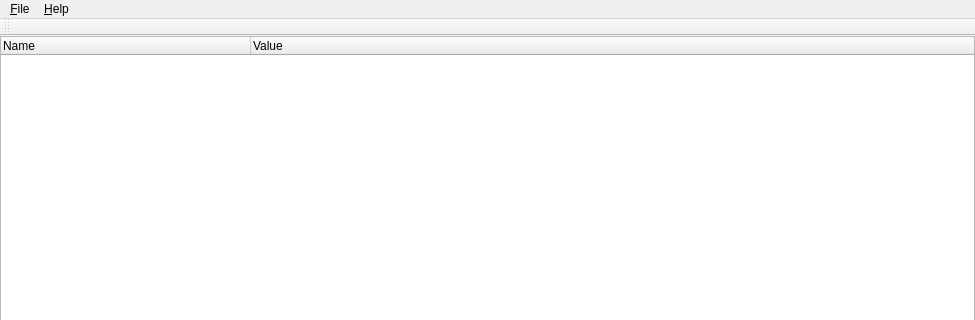
Before: the Qt Designer form src/mainwindow.ui in dbzhang800/QtTiffTagViewer, drawn with Qt 5; both pictures show x 0 to 975 and y 0 to 320 of the 975 by 641 pixel window.
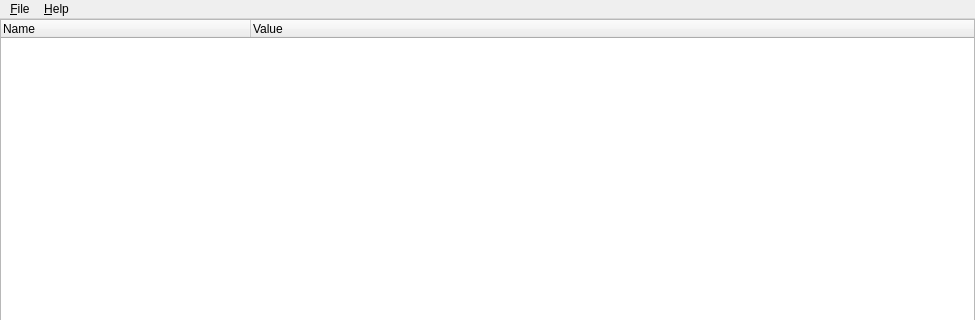
After: the same form once the commit is applied.

Commit message: Polish the about dialog

The edit to the form file:
```diff
--- a/src/mainwindow.ui
+++ b/src/mainwindow.ui
@@ -75,14 +75,6 @@
    <addaction name="menu_File"/>
    <addaction name="menu_Help"/>
   </widget>
-  <widget class="QToolBar" name="mainToolBar">
-   <attribute name="toolBarArea">
-    <enum>TopToolBarArea</enum>
-   </attribute>
-   <attribute name="toolBarBreak">
-    <bool>false</bool>
-   </attribute>
-  </widget>
   <widget class="QStatusBar" name="statusBar"/>
   <widget class="QDockWidget" name="dockWidget_2">
    <property name="windowTitle">
```
Left out of the diff: 6 changed lines with no effect on the pictures. The commit also changes 1 other file.
